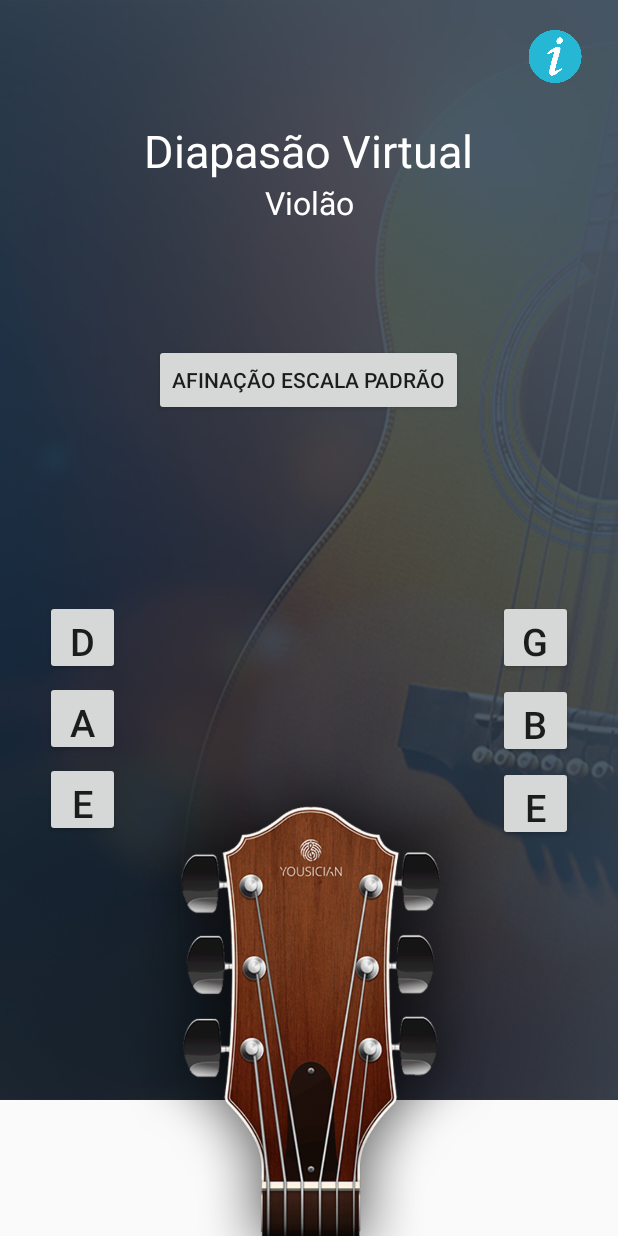
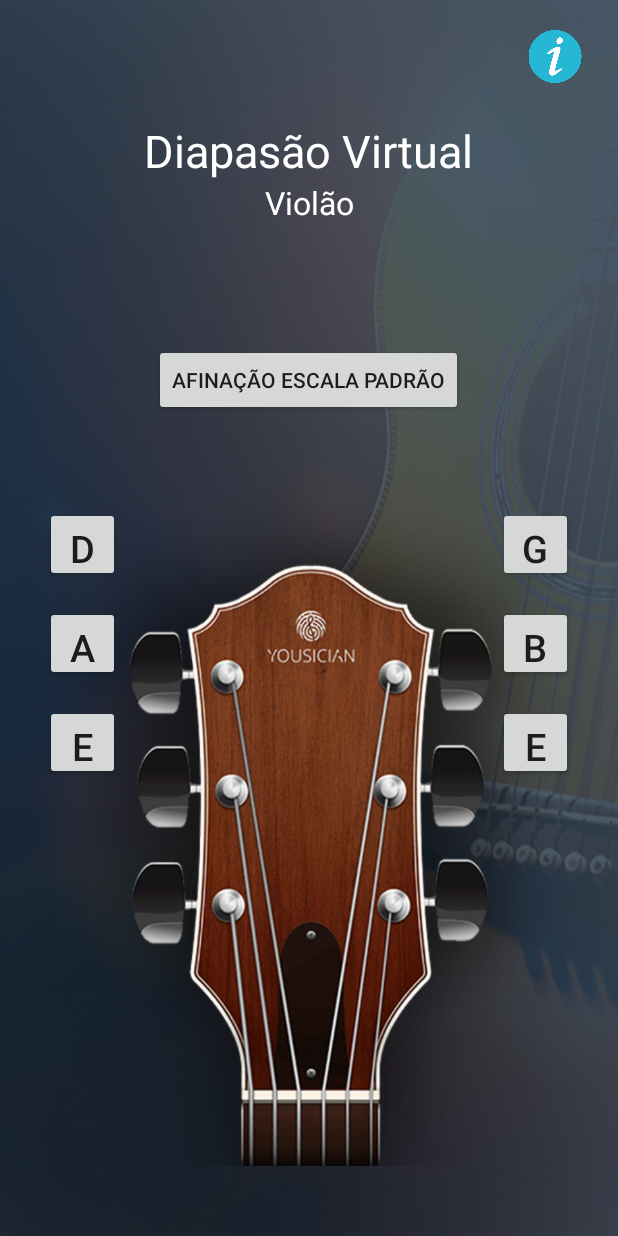
Before and after one commit to gildojunior/DiapasaoVirtual, an Android app: the layout activity_main.xml on its own in the app's theme, with its tools: preview values and no code run, on a phone screen of 412 x 824 dp. Run offline under Robolectric (Android 15) with nearby library versions, the phone set to English and light mode, and no system bars.

Commit message:
Alterações realizadas: * imagem adicionada a tela inicial * botão info adicionado * reorganização da tela (titulos e imagens) * deixei um bloco no fim do main com uma tentativa de criar um pop-up para info sobre os desenvolvedores e versão

```diff
--- a/app/src/main/AndroidManifest.xml
+++ b/app/src/main/AndroidManifest.xml
@@ -9,7 +9,9 @@
         android:roundIcon="@mipmap/ic_launcher_round"
         android:supportsRtl="true"
         android:theme="@style/AppTheme">
-        <activity android:name=".MainActivity"></activity>
+        <activity android:name=".MainActivity">
+
+        </activity>
         <activity android:name=".Apresentacao">
             <intent-filter>
                 <action android:name="android.intent.action.MAIN" />
@@ -17,6 +19,8 @@
                 <category android:name="android.intent.category.LAUNCHER" />
             </intent-filter>
         </activity>
+
+
     </application>
 
 </manifest>
--- a/app/src/main/res/layout/activity_main.xml
+++ b/app/src/main/res/layout/activity_main.xml
@@ -4,36 +4,26 @@
     xmlns:tools="http://schemas.android.com/tools"
     android:layout_width="match_parent"
     android:layout_height="match_parent"
+    android:background="@drawable/fundo"
     tools:context=".MainActivity">
 
     <ImageView
-        android:id="@+id/imageView"
-        android:layout_width="552dp"
-        android:layout_height="733dp"
+        android:id="@+id/bg"
+        android:layout_width="0dp"
+        android:layout_height="wrap_content"
         app:layout_constraintBottom_toBottomOf="parent"
         app:layout_constraintEnd_toEndOf="parent"
-        app:layout_constraintHorizontal_bias="0.503"
+        app:layout_constraintHorizontal_bias="1.0"
         app:layout_constraintStart_toStartOf="parent"
         app:layout_constraintTop_toTopOf="parent"
         app:layout_constraintVertical_bias="0.0"
-        app:srcCompat="@drawable/fundo" />
-
-    <ImageView
-        android:id="@+id/bg"
-        android:layout_width="379dp"
-        android:layout_height="522dp"
-        app:layout_constraintBottom_toBottomOf="parent"
-        app:layout_constraintEnd_toEndOf="parent"
-        app:layout_constraintStart_toStartOf="parent"
-        app:layout_constraintTop_toTopOf="parent"
-        app:layout_constraintVertical_bias="1.0"
         app:srcCompat="@drawable/violao" />
 
     <Button
         android:id="@+id/buttonG"
         android:layout_width="50dp"
         android:layout_height="50dp"
-        android:layout_marginTop="400dp"
+        android:layout_marginTop="338dp"
         android:layout_marginEnd="30dp"
         android:text="@string/sol"
         android:textAlignment="center"
@@ -45,7 +35,7 @@
         android:id="@+id/buttonB"
         android:layout_width="50dp"
         android:layout_height="50dp"
-        android:layout_marginTop="5dp"
+        android:layout_marginTop="16dp"
         android:layout_marginEnd="30dp"
         android:text="@string/si"
         android:textAlignment="center"
@@ -57,7 +47,7 @@
         android:id="@+id/buttonEm"
         android:layout_width="50dp"
         android:layout_height="50dp"
-        android:layout_marginTop="5dp"
+        android:layout_marginTop="16dp"
         android:layout_marginEnd="30dp"
         android:text="@string/mizinha"
         android:textAlignment="center"
@@ -70,7 +60,7 @@
         android:layout_width="50dp"
         android:layout_height="50dp"
         android:layout_marginStart="30dp"
-        android:layout_marginTop="400dp"
+        android:layout_marginTop="338dp"
         android:text="@string/re"
         android:textAlignment="center"
         android:textSize="25sp"
@@ -82,7 +72,7 @@
         android:layout_width="50dp"
         android:layout_height="50dp"
         android:layout_marginStart="30dp"
-        android:layout_marginTop="4dp"
+        android:layout_marginTop="16dp"
         android:text="@string/la"
         android:textAlignment="center"
         android:textSize="25sp"
@@ -94,7 +84,7 @@
         android:layout_width="50dp"
         android:layout_height="50dp"
         android:layout_marginStart="30dp"
-        android:layout_marginTop="4dp"
+        android:layout_marginTop="16dp"
         android:text="@string/mizao"
         android:textAlignment="center"
         android:textSize="25sp"
@@ -106,6 +96,7 @@
         android:layout_width="wrap_content"
         android:layout_height="wrap_content"
         android:layout_marginTop="80dp"
+        android:onClick="abrirToast"
         android:text="@string/btn_text"
         app:layout_constraintEnd_toEndOf="parent"
         app:layout_constraintHorizontal_bias="0.497"
@@ -142,8 +133,14 @@
         android:layout_marginTop="20dp"
         android:layout_marginEnd="20dp"
         android:clickable="true"
+        android:onClick="abrirToast"
         app:layout_constraintEnd_toEndOf="parent"
         app:layout_constraintTop_toTopOf="parent"
         app:srcCompat="@drawable/info" />
 
+    <androidx.constraintlayout.widget.Group
+        android:id="@+id/group"
+        android:layout_width="wrap_content"
+        android:layout_height="wrap_content" />
+
 </androidx.constraintlayout.widget.ConstraintLayout>
--- a/app/src/main/res/mipmap-anydpi-v26/ic_launcher.xml
+++ b/app/src/main/res/mipmap-anydpi-v26/ic_launcher.xml
@@ -1,5 +1,5 @@
 <?xml version="1.0" encoding="utf-8"?>
 <adaptive-icon xmlns:android="http://schemas.android.com/apk/res/android">
-    <background android:drawable="@drawable/ic_launcher_background" />
-    <foreground android:drawable="@drawable/ic_launcher_foreground" />
+    <background android:drawable="@drawable/ic_launcher" />
+    <foreground android:drawable="@drawable/ic_launcher" />
 </adaptive-icon>
```
Also changed, not shown: app/src/main/java/edu/br/unifcv/myapplication/Apresentacao.java (+33 -19 lines), app/src/main/java/edu/br/unifcv/myapplication/MainActivity.java (+13 -30 lines), app/src/main/res/drawable/camada_1_copiar.png (added), app/src/main/res/drawable/ic_launcher.png (added), app/src/main/res/mipmap-hdpi/ic_launcher_round.png, app/src/main/res/mipmap-mdpi/ic_launcher.png, app/src/main/res/mipmap-mdpi/ic_launcher_round.png, app/src/main/res/mipmap-xhdpi/ic_launcher.png, app/src/main/res/mipmap-xhdpi/ic_launcher_round.png, app/src/main/res/mipmap-xxhdpi/ic_launcher.png, app/src/main/res/mipmap-xxhdpi/ic_launcher_round.png, app/src/main/res/mipmap-xxxhdpi/ic_launcher.png, app/src/main/res/mipmap-xxxhdpi/ic_launcher_round.png.
